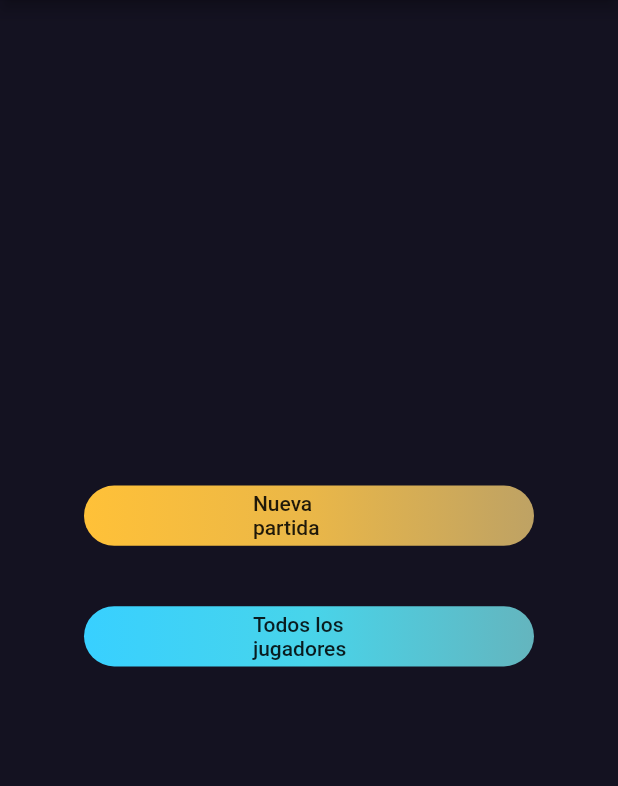
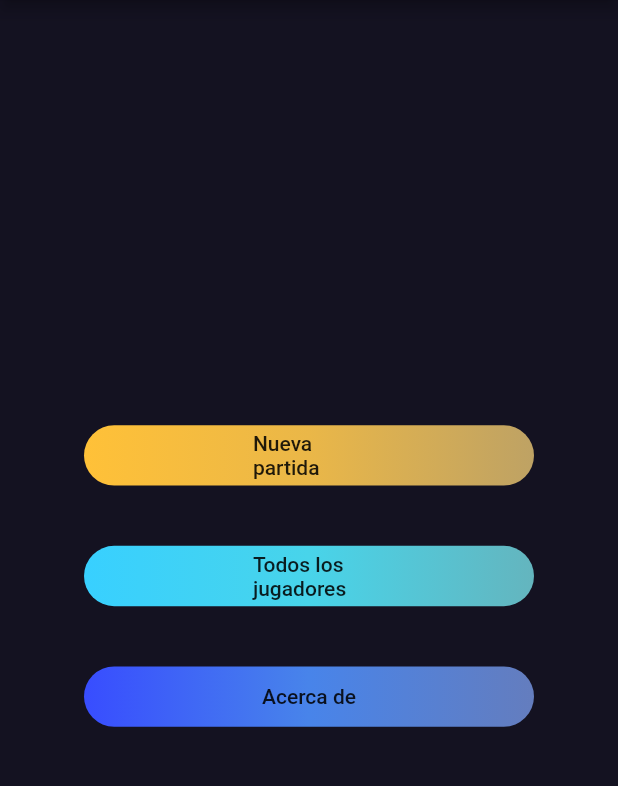
Before and after one commit to v-cardona/chinchon_counter, a Flutter app: the screen it shows after launch, on a phone screen of 412 x 824 dp, the part 84-870 px from its top. Run offline on Flutter 3.47's test engine with Material 2 defaults, Android fonts, the phone set to English and light mode, and no system bars; our stand-ins replace bloc, dartz, equatable, flutter_bloc, flutter_colorpicker, get_it and 1 more; missing offline and left inert: pedantic; accounts and stored records are empty; generated files the repository leaves out were written again.

```diff
--- a/lib/common/constants/translation_constants.dart
+++ b/lib/common/constants/translation_constants.dart
@@ -3,6 +3,11 @@ class TranslationConstants {
 
   static const String appTitle = 'appTitle';
   static const String newGame = 'newGame';
+  static const String about = 'about';
+  static const String contact = 'contact';
+  static const String contactEmail = 'contactEmail';
+  static const String developed = 'developed';
+  static const String developerName = 'developerName';
   static const String continueGame = 'continueGame';
   static const String allPlayers = 'allPlayers';
   static const String createPlayer = 'createPlayer';
--- a/lib/presentation/journeys/game/datatable_set_widget.dart
+++ b/lib/presentation/journeys/game/datatable_set_widget.dart
@@ -1,7 +1,6 @@
 import 'package:chinchon_counter/common/constants/game_constants.dart';
 import 'package:chinchon_counter/common/constants/size_constants.dart';
 import 'package:chinchon_counter/common/extensions/size_extensions.dart';
-import 'package:chinchon_counter/common/screenutil/screenutil.dart';
 import 'package:chinchon_counter/domain/entities/player_entity.dart';
 import 'package:chinchon_counter/presentation/bloc/game/game_bloc.dart';
 import 'package:chinchon_counter/presentation/themes/app_color.dart';
--- a/lib/presentation/journeys/home/home_screen.dart
+++ b/lib/presentation/journeys/home/home_screen.dart
@@ -28,7 +28,8 @@ class HomeScreen extends StatelessWidget {
                   AppColor.husk
                 ],
                 onPressed: () => Navigator.of(context).push(MaterialPageRoute(
-                      builder: (context) => SelectPlayersGameScreen(),))),
+                      builder: (context) => SelectPlayersGameScreen(),
+                    ))),
             DashboardButton(
                 text: TranslationConstants.allPlayers,
                 colorsGradient: [
@@ -39,6 +40,29 @@ class HomeScreen extends StatelessWidget {
                 onPressed: () => Navigator.of(context).push(MaterialPageRoute(
                       builder: (context) => AllPlayersScreen(),
                     ))),
+            DashboardButton(
+                text: TranslationConstants.about,
+                colorsGradient: [
+                  AppColor.blueRibbon,
+                  AppColor.cornflowerBlue,
+                  AppColor.shipCove
+                ],
+                onPressed: () => showAboutDialog(
+                      applicationIcon: Image.asset(
+                        'assets/images/logo.png',
+                        fit: BoxFit.fitWidth,
+                        scale: 6,
+                      ),
+                      applicationName:
+                          TranslationConstants.appTitle.translate(),
+                      children: [
+                        Text(TranslationConstants.contact.translate() +
+                            TranslationConstants.contactEmail.translate()),
+                        Text(TranslationConstants.developed.translate() +
+                            TranslationConstants.developerName.translate()),
+                      ],
+                      context: context,
+                    )),
           ],
         ),
       ),
--- a/lib/presentation/themes/app_color.dart
+++ b/lib/presentation/themes/app_color.dart
@@ -8,6 +8,9 @@ class AppColor {
   static const Color sunglow = Color(0xFFFFC138);
   static const Color tulipTree = Color(0xFFEAB748);
   static const Color husk = Color(0xFFBEA264);
+  static const Color blueRibbon = Color(0xFF384DFF);
+  static const Color cornflowerBlue = Color(0xFF4884EA);
+  static const Color shipCove = Color(0xFF647DBE);
   static const Color dodgerBlue = Color(0xFF38D0FF);
   static const Color pictonBlue = Color(0xFF48D4EA);
   static const Color fountainBlue = Color(0xFF64B5BE);
```
Also changed, not shown: assets/languages/es.json (+6 -1 lines), pubspec.lock.
